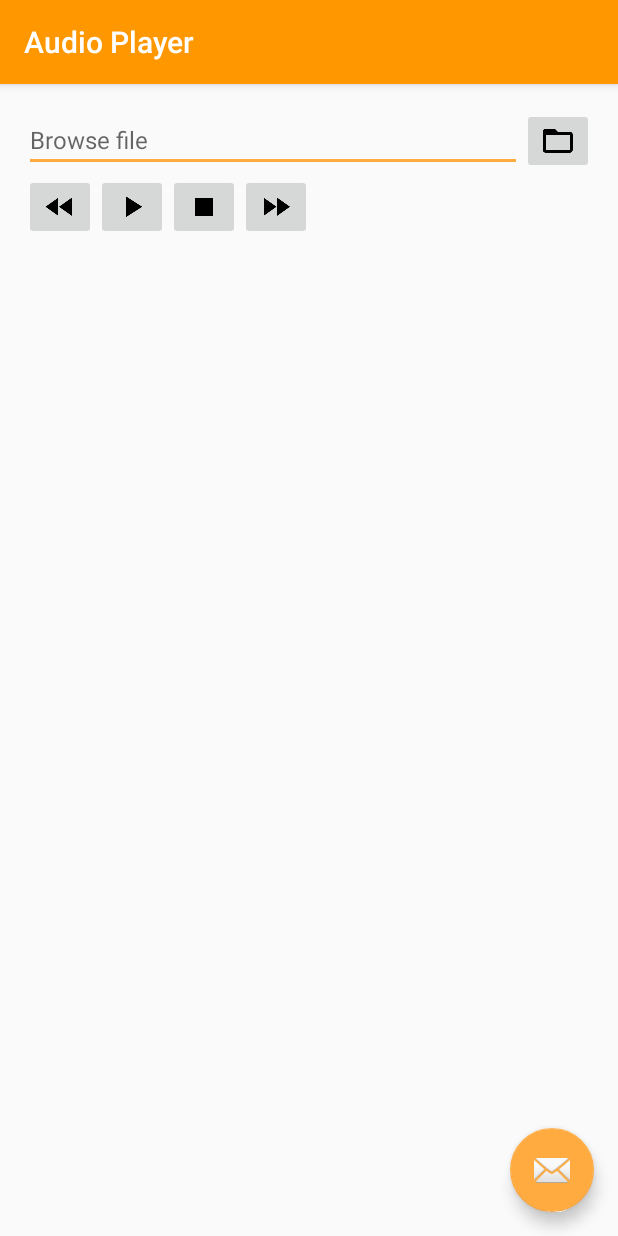
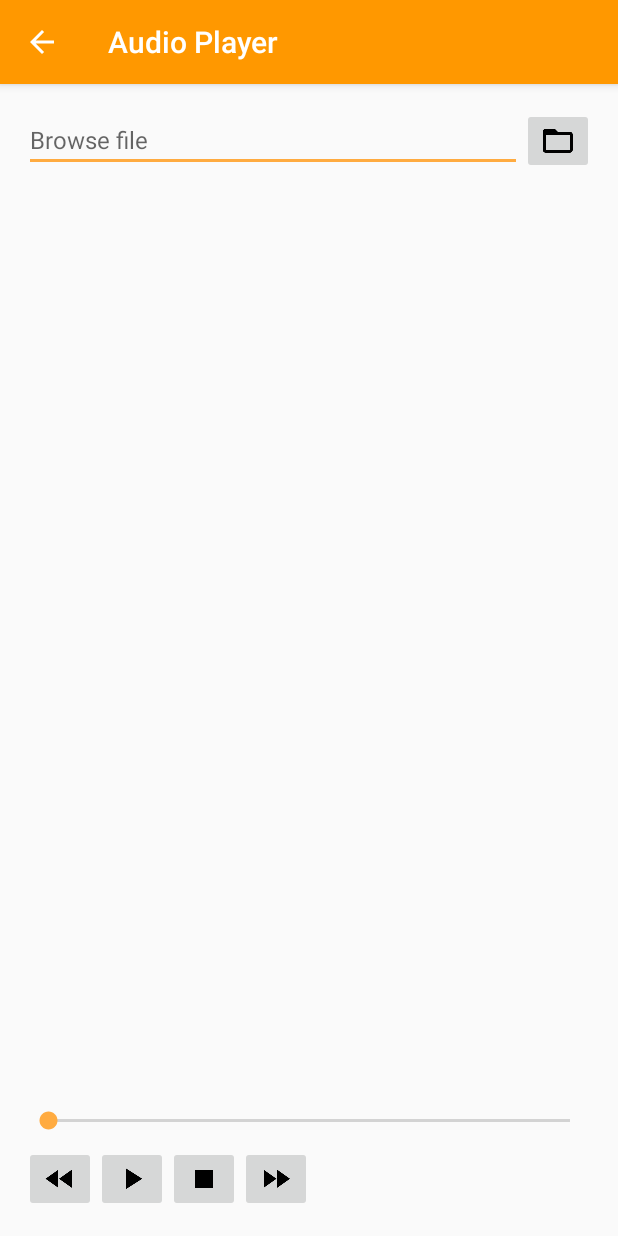
Before and after one commit to taworn/uimedia, an Android app: the AudioPlayerActivity screen opened directly, with no data from a screen before it, on a phone screen of 412 x 824 dp. Run offline under Robolectric (Android 15) with nearby library versions, the phone set to English and light mode, and no system bars.

Commit message:
- Completed audio playing feature. - Added animation sliders when activities switch.

```diff
--- /dev/null
+++ b/app/src/main/res/anim/slide_left_enter.xml
@@ -0,0 +1,11 @@
+<?xml version="1.0" encoding="utf-8"?>
+<set
+    xmlns:android="http://schemas.android.com/apk/res/android"
+    android:shareInterpolator="false">
+    <translate
+        android:duration="200"
+        android:fromXDelta="100%"
+        android:fromYDelta="0%"
+        android:toXDelta="0%"
+        android:toYDelta="0%"/>
+</set>
--- /dev/null
+++ b/app/src/main/res/anim/slide_left_exit.xml
@@ -0,0 +1,11 @@
+<?xml version="1.0" encoding="utf-8"?>
+<set
+    xmlns:android="http://schemas.android.com/apk/res/android"
+    android:shareInterpolator="false">
+    <translate
+        android:duration="200"
+        android:fromXDelta="0%"
+        android:fromYDelta="0%"
+        android:toXDelta="-100%"
+        android:toYDelta="0%"/>
+</set>
--- /dev/null
+++ b/app/src/main/res/anim/slide_right_enter.xml
@@ -0,0 +1,11 @@
+<?xml version="1.0" encoding="utf-8"?>
+<set
+    xmlns:android="http://schemas.android.com/apk/res/android"
+    android:shareInterpolator="false">
+    <translate
+        android:duration="200"
+        android:fromXDelta="-100%"
+        android:fromYDelta="0%"
+        android:toXDelta="0%"
+        android:toYDelta="0%"/>
+</set>
--- /dev/null
+++ b/app/src/main/res/anim/slide_right_exit.xml
@@ -0,0 +1,11 @@
+<?xml version="1.0" encoding="utf-8"?>
+<set
+    xmlns:android="http://schemas.android.com/apk/res/android"
+    android:shareInterpolator="false">
+    <translate
+        android:duration="200"
+        android:fromXDelta="0%"
+        android:fromYDelta="0%"
+        android:toXDelta="100%"
+        android:toYDelta="0%"/>
+</set>
--- a/app/src/main/res/layout/activity_audio_player.xml
+++ b/app/src/main/res/layout/activity_audio_player.xml
@@ -24,12 +24,4 @@
 
     <include layout="@layout/content_audio_player"/>
 
-    <android.support.design.widget.FloatingActionButton
-        android:id="@+id/fab"
-        android:layout_width="wrap_content"
-        android:layout_height="wrap_content"
-        android:layout_gravity="bottom|end"
-        android:layout_margin="@dimen/fab_margin"
-        android:src="@android:drawable/ic_dialog_email"/>
-
 </android.support.design.widget.CoordinatorLayout>
--- a/app/src/main/res/layout/content_audio_player.xml
+++ b/app/src/main/res/layout/content_audio_player.xml
@@ -33,6 +33,24 @@
 
     </LinearLayout>
 
+    <ImageView
+        android:layout_width="match_parent"
+        android:layout_height="0dp"
+        android:layout_weight="1"/>
+
+    <LinearLayout
+        android:layout_width="match_parent"
+        android:layout_height="wrap_content"
+        android:layout_marginBottom="@dimen/material_margin_sub"
+        android:layout_marginTop="@dimen/material_margin"
+        android:orientation="vertical">
+
+        <SeekBar
+            android:id="@+id/seek_bar"
+            android:layout_width="match_parent"
+            android:layout_height="wrap_content"/>
+
+    </LinearLayout>
 
     <LinearLayout
         android:layout_width="match_parent"
--- a/app/src/main/res/values/dimens.xml
+++ b/app/src/main/res/values/dimens.xml
@@ -5,6 +5,7 @@
     <dimen name="fab_margin">16dp</dimen>
 
     <dimen name="material_margin">16dp</dimen>
+    <dimen name="material_margin_sub">8dp</dimen>
     <dimen name="material_margin_1st">16dp</dimen>
     <dimen name="material_margin_2nd">72dp</dimen>
     <dimen name="material_margin_end">16dp</dimen>
--- a/app/src/main/res/values/strings.xml
+++ b/app/src/main/res/values/strings.xml
@@ -14,7 +14,7 @@
     <string name="about_dialog_message">UI Media, version</string>
     <string name="about_dialog_positive">Close</string>
 
-    <string name="version">0.0.1</string>
+    <string name="version">0.0.2</string>
 
     <string name="title_activity_audio_player">Audio Player</string>
 
--- a/app/src/main/res/values/styles.xml
+++ b/app/src/main/res/values/styles.xml
@@ -6,6 +6,8 @@
         <item name="colorPrimary">@color/colorPrimary</item>
         <item name="colorPrimaryDark">@color/colorPrimaryDark</item>
         <item name="colorAccent">@color/colorAccent</item>
+        <item name="windowActionModeOverlay">true</item>
+        <item name="android:windowAnimationStyle">@style/AppTheme.Animation</item>
     </style>
 
     <style name="AppTheme.NoActionBar">
@@ -17,4 +19,11 @@
 
     <style name="AppTheme.PopupOverlay" parent="ThemeOverlay.AppCompat.Light"/>
 
+    <style name="AppTheme.Animation" parent="android:style/Animation.Activity">
+        <item name="android:activityOpenEnterAnimation">@anim/slide_left_enter</item>
+        <item name="android:activityOpenExitAnimation">@anim/slide_left_exit</item>
+        <item name="android:activityCloseEnterAnimation">@anim/slide_right_enter</item>
+        <item name="android:activityCloseExitAnimation">@anim/slide_right_exit</item>
+    </style>
+
 </resources>
```
Also changed, not shown: app/src/main/java/diy/uimedia/AudioPlayerActivity.java (+76 -0 lines), app/src/main/res/anim/slide_bottom_enter.xml (added, +11 -0 lines), app/src/main/res/anim/slide_bottom_exit.xml (added, +11 -0 lines), app/src/main/res/anim/slide_top_enter.xml (added, +11 -0 lines), app/src/main/res/anim/slide_top_exit.xml (added, +11 -0 lines).
